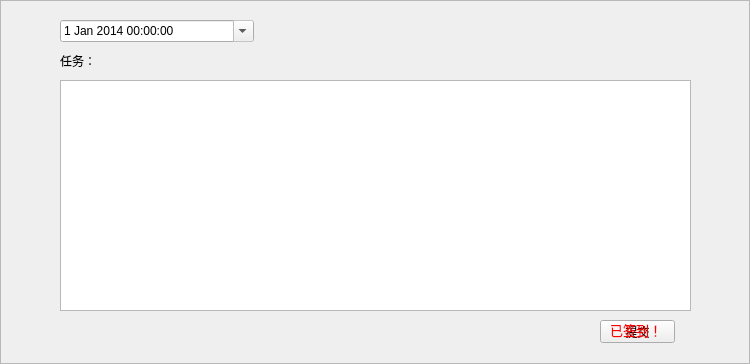
Old version of the form punchin.ui in the repository neverlandgy/teamhelper.
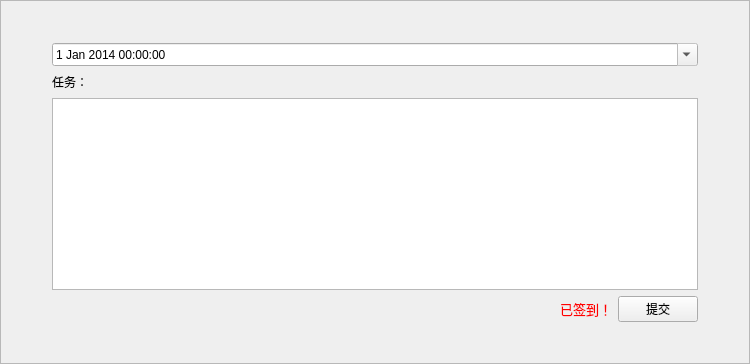
New version of the form.

```diff
--- a/punchin.ui
+++ b/punchin.ui
@@ -19,15 +19,11 @@
   <property name="frameShadow">
    <enum>QFrame::Raised</enum>
   </property>
+  <layout class="QGridLayout" name="gridLayout">
+   <item row="2" column="1">
+    <layout class="QGridLayout" name="gridLayout_2">
+     <item row="0" column="0">
   <widget class="QDateTimeEdit" name="dateTimeEdit">
-   <property name="geometry">
-    <rect>
-     <x>60</x>
-     <y>20</y>
-     <width>194</width>
-     <height>22</height>
-    </rect>
-   </property>
    <property name="readOnly">
     <bool>true</bool>
    </property>
@@ -49,58 +45,130 @@
     <bool>true</bool>
    </property>
   </widget>
+     </item>
+     <item row="4" column="0">
+      <widget class="QTableView" name="tableView">
+       <property name="editTriggers">
+        <set>QAbstractItemView::NoEditTriggers</set>
+       </property>
+      </widget>
+     </item>
+     <item row="2" column="0">
+      <layout class="QHBoxLayout" name="horizontalLayout">
+       <item>
   <widget class="QLabel" name="label">
-   <property name="geometry">
-    <rect>
-     <x>60</x>
-     <y>50</y>
-     <width>54</width>
-     <height>21</height>
-    </rect>
-   </property>
    <property name="text">
     <string>任务：</string>
    </property>
   </widget>
-  <widget class="QPushButton" name="pushButton">
-   <property name="geometry">
-    <rect>
-     <x>600</x>
-     <y>320</y>
-     <width>75</width>
-     <height>23</height>
-    </rect>
-   </property>
-   <property name="text">
-    <string>提交</string>
-   </property>
-  </widget>
+       </item>
+       <item>
+        <spacer name="horizontalSpacer">
+         <property name="orientation">
+          <enum>Qt::Horizontal</enum>
+         </property>
+         <property name="sizeHint" stdset="0">
+          <size>
+           <width>40</width>
+           <height>20</height>
+          </size>
+         </property>
+        </spacer>
+       </item>
+      </layout>
+     </item>
+     <item row="5" column="0">
+      <layout class="QHBoxLayout" name="horizontalLayout_4">
+       <item>
+        <spacer name="horizontalSpacer_2">
+         <property name="orientation">
+          <enum>Qt::Horizontal</enum>
+         </property>
+         <property name="sizeHint" stdset="0">
+          <size>
+           <width>40</width>
+           <height>20</height>
+          </size>
+         </property>
+        </spacer>
+       </item>
+       <item>
   <widget class="QLabel" name="label_warring">
-   <property name="geometry">
-    <rect>
-     <x>610</x>
-     <y>320</y>
-     <width>54</width>
-     <height>20</height>
-    </rect>
-   </property>
    <property name="text">
     <string>&lt;html&gt;&lt;head/&gt;&lt;body&gt;&lt;p&gt;&lt;span style=&quot; font-size:10pt; color:#ff0000;&quot;&gt;已签到！&lt;/span&gt;&lt;/p&gt;&lt;/body&gt;&lt;/html&gt;</string>
    </property>
   </widget>
-  <widget class="QTableView" name="tableView">
-   <property name="geometry">
-    <rect>
-     <x>60</x>
-     <y>80</y>
-     <width>631</width>
-     <height>231</height>
-    </rect>
-   </property>
-   <property name="editTriggers">
-    <set>QAbstractItemView::NoEditTriggers</set>
-   </property>
-  </widget>
+       </item>
+       <item>
+        <widget class="QPushButton" name="pushButton">
+         <property name="text">
+          <string>提交</string>
+         </property>
+        </widget>
+       </item>
+      </layout>
+     </item>
+    </layout>
+   </item>
+   <item row="2" column="0">
+    <spacer name="horizontalSpacer_3">
+     <property name="orientation">
+      <enum>Qt::Horizontal</enum>
+     </property>
+     <property name="sizeType">
+      <enum>QSizePolicy::Fixed</enum>
+     </property>
+     <property name="sizeHint" stdset="0">
+      <size>
+       <width>40</width>
+       <height>20</height>
+      </size>
+     </property>
+    </spacer>
+   </item>
+   <item row="2" column="2">
+    <spacer name="horizontalSpacer_4">
+     <property name="orientation">
+      <enum>Qt::Horizontal</enum>
+     </property>
+     <property name="sizeType">
+      <enum>QSizePolicy::Fixed</enum>
+     </property>
+     <property name="sizeHint" stdset="0">
+      <size>
+       <width>40</width>
+       <height>20</height>
+      </size>
+     </property>
+    </spacer>
+   </item>
+   <item row="0" column="1">
+    <spacer name="verticalSpacer">
+     <property name="orientation">
+      <enum>Qt::Vertical</enum>
+     </property>
+     <property name="sizeHint" stdset="0">
+      <size>
+       <width>20</width>
+       <height>10</height>
+      </size>
+     </property>
+    </spacer>
+   </item>
+   <item row="3" column="1">
+    <spacer name="verticalSpacer_2">
+     <property name="orientation">
+      <enum>Qt::Vertical</enum>
+     </property>
+     <property name="sizeHint" stdset="0">
+      <size>
+       <width>20</width>
+       <height>10</height>
+      </size>
+     </property>
+    </spacer>
+   </item>
+  </layout>
  </widget>
  <resources/>
  <connections/>
```
Lines whose indentation alone changed are shown as unchanged.
